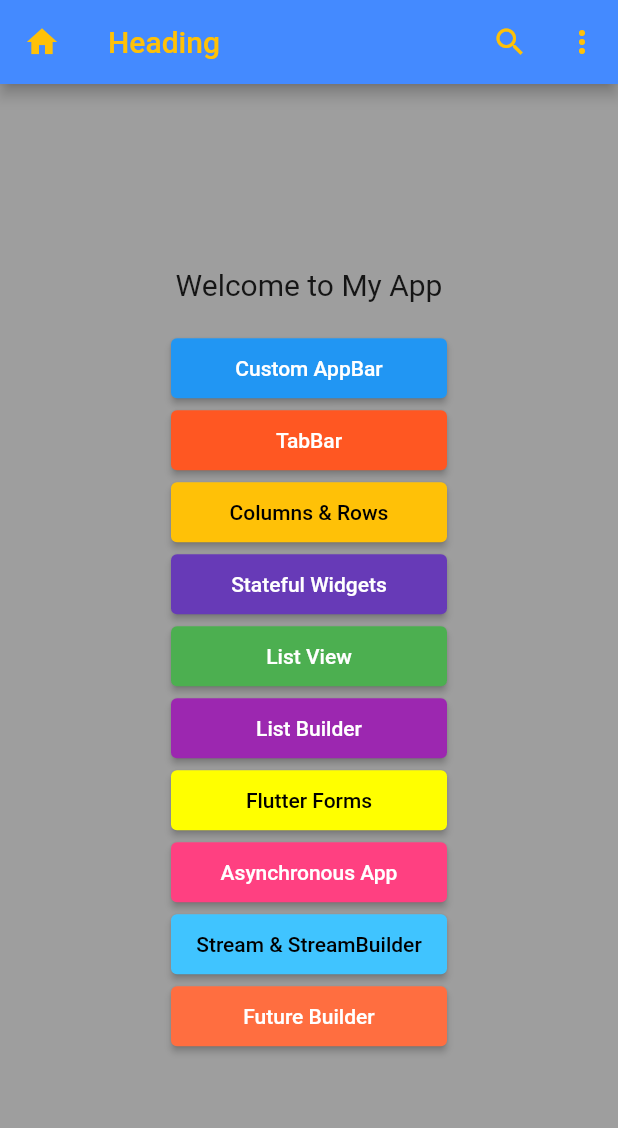
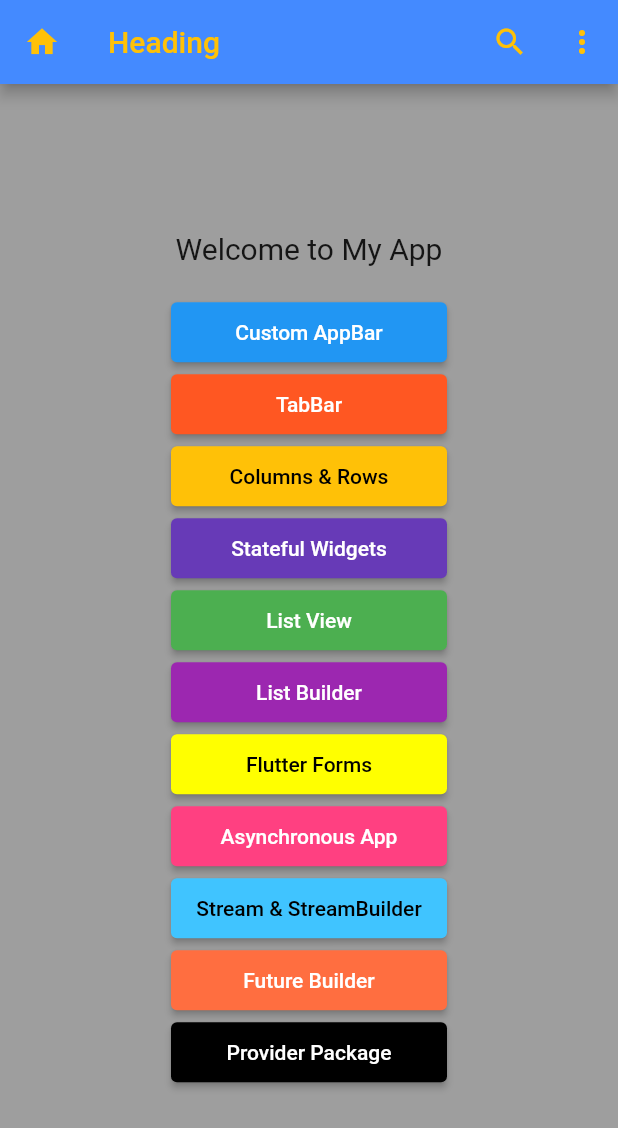
Before and after one commit to PoornaSenadheera100/Flutter-Fundamentals, a Flutter app: the screen it shows after launch, on a phone screen of 412 x 824 dp. Shown: the top 1128 px of the screen. Run offline on Flutter 3.47's test engine with Material 2 defaults, Android fonts, the phone set to English and light mode, and no system bars.

Commit message:
Added Provider Package btn

```diff
--- a/lib/screens/menu_screen.dart
+++ b/lib/screens/menu_screen.dart
@@ -169,6 +169,16 @@ class MenuScreen extends StatelessWidget {
               ),
               child: const Text("Future Builder"),
             ),
+            ElevatedButton(
+              onPressed: () {},
+              style: ButtonStyle(
+                minimumSize: MaterialStateProperty.resolveWith(
+                        (states) => const Size(184.0, 40.0)),
+                backgroundColor: MaterialStateProperty.resolveWith(
+                        (states) => Colors.black),
+              ),
+              child: const Text("Provider Package", style: TextStyle(color: Colors.white),),
+            ),
           ],
         ),
       ),
```
